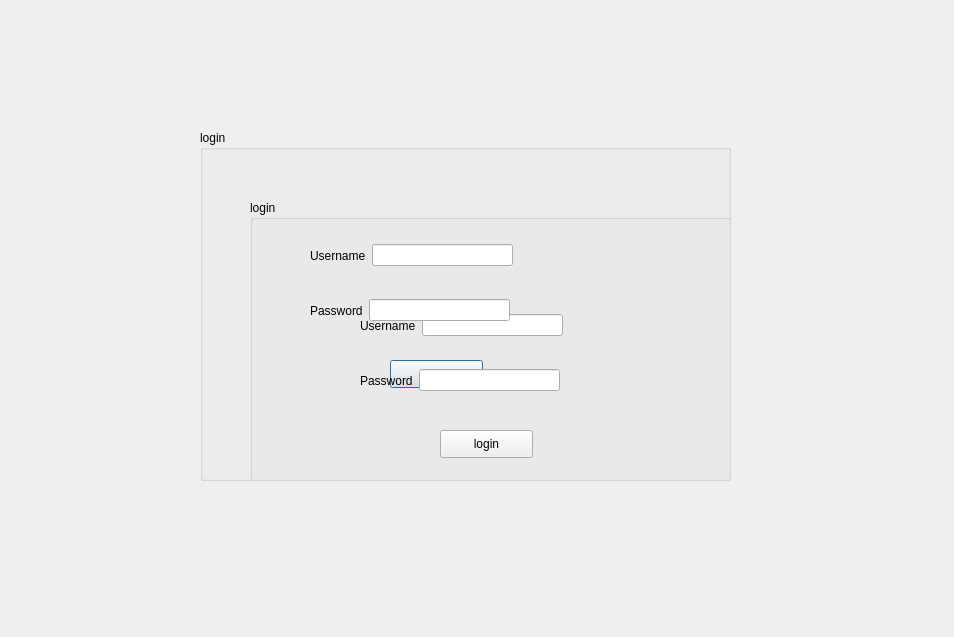
dhiaeddine12/olympic_games_2A20, file gestionsportifs.ui: the form before one commit.
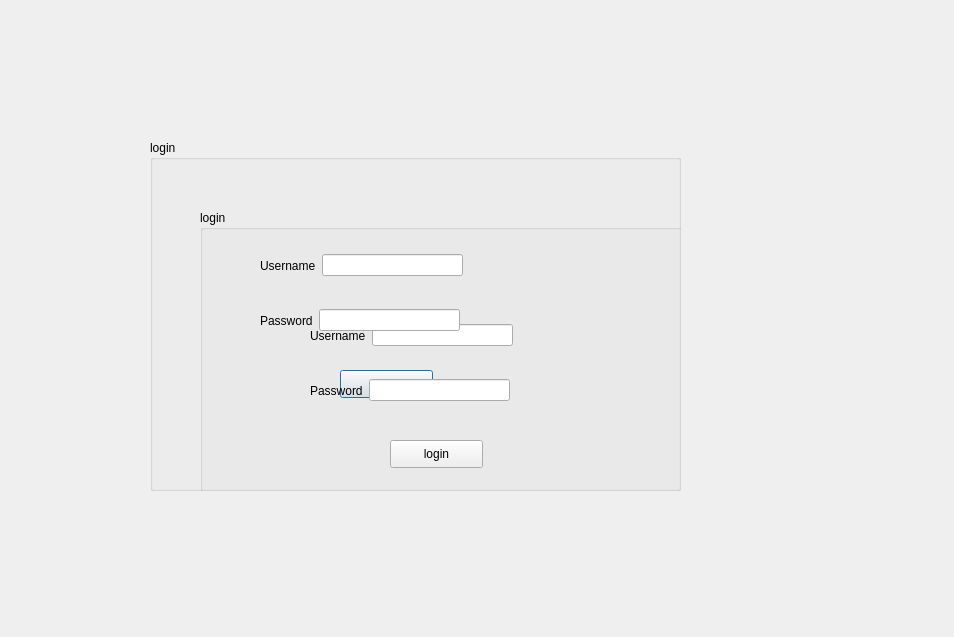
The form after the commit.

```diff
--- a/gestionsportifs.ui
+++ b/gestionsportifs.ui
@@ -16,8 +16,8 @@
   <widget class="QGroupBox" name="groupBox">
    <property name="geometry">
     <rect>
-     <x>200</x>
-     <y>130</y>
+     <x>150</x>
+     <y>140</y>
      <width>531</width>
      <height>351</height>
     </rect>
@@ -108,7 +108,7 @@
      </layout>
     </widget>
    </widget>
-   <widget class="QWidget" name="">
+   <widget class="QWidget" name="layoutWidget">
     <property name="geometry">
      <rect>
       <x>110</x>
@@ -130,7 +130,7 @@
      </item>
     </layout>
    </widget>
-   <widget class="QWidget" name="">
+   <widget class="QWidget" name="layoutWidget">
     <property name="geometry">
      <rect>
       <x>110</x>
```
